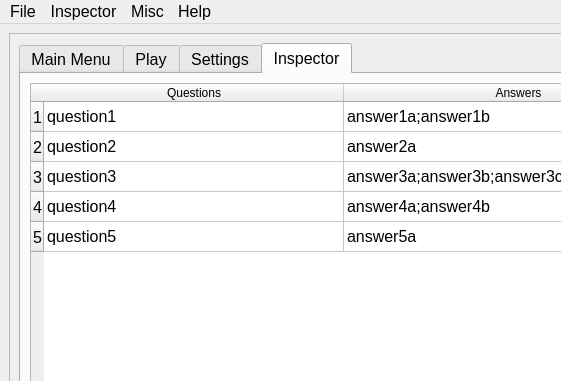
Old version of the form v2/ui-files/main.ui in the repository LuuppiChan/luupycards; both pictures show x 0 to 561 and y 0 to 381 of the 724 by 712 pixel window.
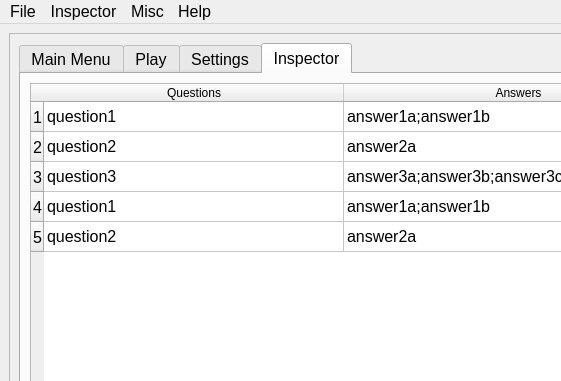
New version of the form. The open tabs and pages were chosen to show the change. Icons and pictures are not drawn.

```diff
--- a/v2/ui-files/main.ui
+++ b/v2/ui-files/main.ui
@@ -1122,22 +1122,22 @@
               </item>
               <item row="3" column="0">
                <property name="text">
-                <string>question4</string>
+                <string>question1</string>
                </property>
               </item>
               <item row="3" column="1">
                <property name="text">
-                <string>answer4a;answer4b</string>
+                <string>answer1a;answer1b</string>
                </property>
               </item>
               <item row="4" column="0">
                <property name="text">
-                <string>question5</string>
+                <string>question2</string>
                </property>
               </item>
               <item row="4" column="1">
                <property name="text">
-                <string>answer5a</string>
+                <string>answer2a</string>
                </property>
               </item>
              </widget>
```
Left out of the diff: 24 changed lines with no effect on the pictures.
